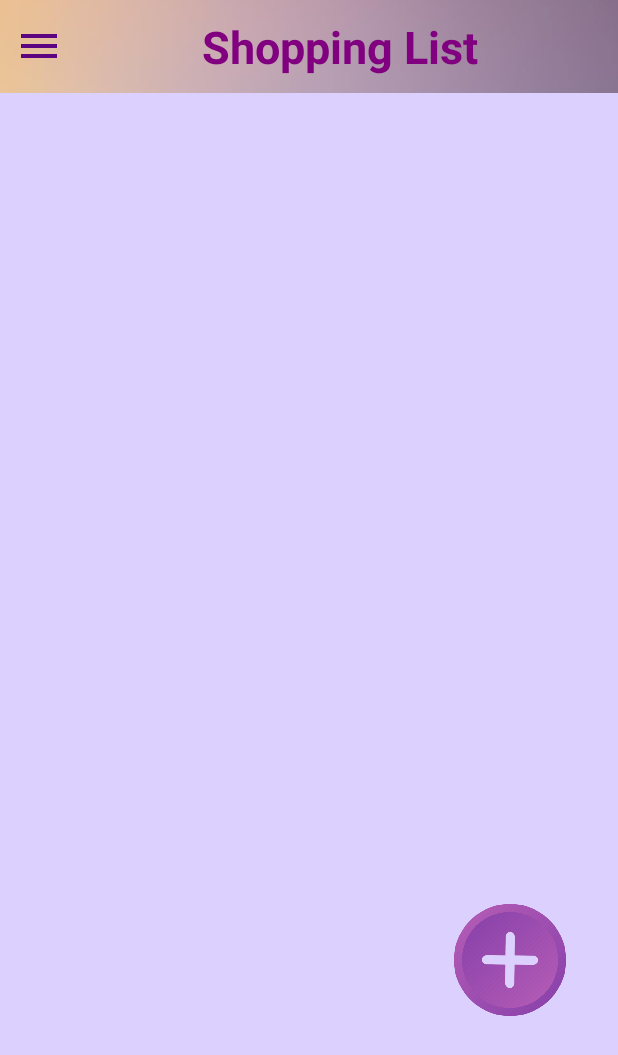
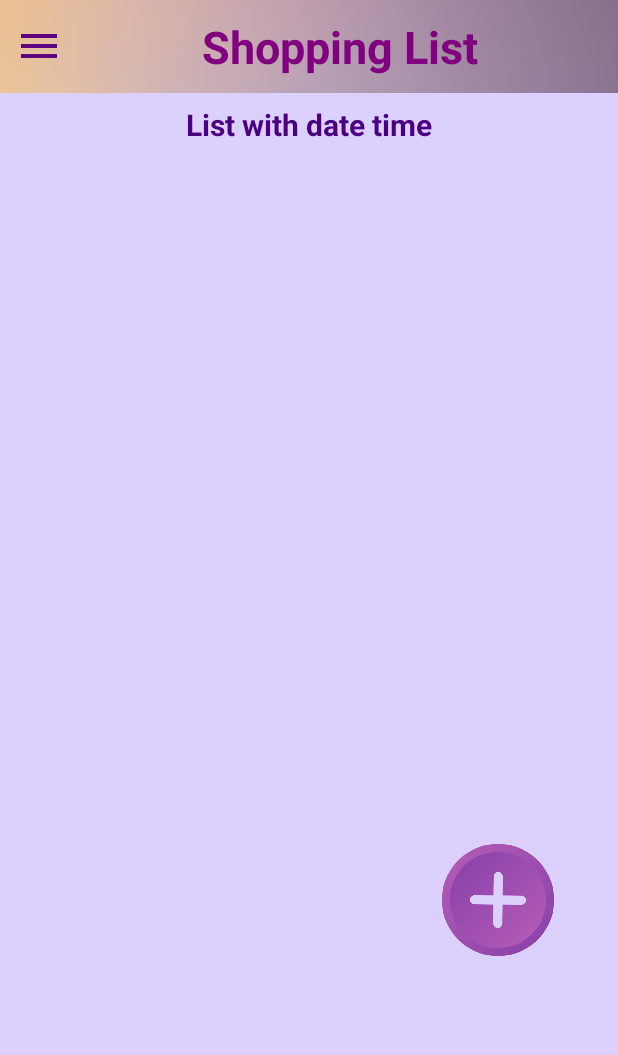
Before and after one commit to HidosBiancaSidonia/ShoppingListApp, an Android app: the ShoppingListActivity screen opened directly, with no data from a screen before it, on a phone screen of 412 x 824 dp. Shown: the top 1055 px of the screen. Run offline under Robolectric (Android 15) with nearby library versions, the phone set to English and light mode, and no system bars; 1 statement that could not run was skipped.

Commit message:
Added updates

```diff
--- a/app/src/main/AndroidManifest.xml
+++ b/app/src/main/AndroidManifest.xml
@@ -9,7 +9,7 @@
         android:roundIcon="@mipmap/icon_launcher_round"
         android:supportsRtl="true"
         android:theme="@style/Theme.ShoppingList">
-
+        <activity android:name="activity.ProductsActivity"></activity>
         <activity android:name="activity.ShoppingListActivity" />
         <activity android:name="activity.FirstActivity">
             <intent-filter>
--- a/app/src/main/java/activity/LogInActivity.java
+++ b/app/src/main/java/activity/LogInActivity.java
@@ -24,7 +24,7 @@ public class LogInActivity extends AppCompatActivity {
     private Button btn_login = null;
     private TextView tv_register = null;
 
-    private String name;
+    private Integer id_user;
 
     @Override
     protected void onCreate(Bundle savedInstanceState) {
@@ -46,7 +46,7 @@ public class LogInActivity extends AppCompatActivity {
         btn_login.setOnClickListener(v -> {
             if(verifyFromSQLite()){
                 Intent shoppingListIntent = new Intent(LogInActivity.this, ShoppingListActivity.class);
-                shoppingListIntent.putExtra("nameUser",name);
+                shoppingListIntent.putExtra("idUser",id_user.toString());
                 startActivity(shoppingListIntent);
             }
         });
@@ -68,7 +68,7 @@ public class LogInActivity extends AppCompatActivity {
                     for (User user : users) {
                         if (email.equals(user.getEmail()) && password.equals(user.getPassword())) {
                             verify = true;
-                            name = user.getName();
+                            id_user = user.getId();
                             break;
                         }
                     }
--- a/app/src/main/java/activity/RegisterActivity.java
+++ b/app/src/main/java/activity/RegisterActivity.java
@@ -47,6 +47,7 @@ public class RegisterActivity extends AppCompatActivity {
         btn_register.setOnClickListener(v -> {
            if(postDataToSQLite()){
                emptyInputEditText();
+               Toast.makeText(getApplicationContext(),"The sign up was successful!",Toast.LENGTH_SHORT).show();
            }
         });
     }
--- a/app/src/main/java/activity/ShoppingListActivity.java
+++ b/app/src/main/java/activity/ShoppingListActivity.java
@@ -1,14 +1,18 @@
 package activity;
 
+import android.annotation.SuppressLint;
 import android.app.Activity;
 import android.app.AlertDialog;
 import android.content.DialogInterface;
 import android.content.Intent;
 import android.os.Bundle;
 import android.view.View;
+import android.widget.AdapterView;
+import android.widget.ArrayAdapter;
 import android.widget.Button;
 import android.widget.ListView;
 import android.widget.TextView;
+import android.widget.Toast;
 
 import androidx.appcompat.app.AppCompatActivity;
 import androidx.core.view.GravityCompat;
@@ -16,30 +20,71 @@ import androidx.drawerlayout.widget.DrawerLayout;
 
 import com.dam.shoppinglist.R;
 
+import java.text.SimpleDateFormat;
+import java.util.ArrayList;
+import java.util.Calendar;
+import java.util.Date;
+import java.util.Locale;
+
+import database.DataBaseHelper;
+import model.List;
+
 public class ShoppingListActivity extends AppCompatActivity {
 
-    TextView name_usr;
-    DrawerLayout drawerLayout;
-    Button add_button;
-    ListView listView;
+    private TextView name_usr;
+    private DrawerLayout drawerLayout;
+    private ListView listView;
+    private ArrayAdapter<String> mAdapter;
+    private DataBaseHelper db = null;
+    private Integer idUser;
 
     @Override
     protected void onCreate(Bundle savedInstanceState) {
         super.onCreate(savedInstanceState);
         setContentView(R.layout.activity_shopping_list);
 
+        db = new DataBaseHelper(ShoppingListActivity.this);
+
         name_usr = (TextView)findViewById(R.id.name_user);
         Intent myIntent = getIntent();
-        String nameUser = myIntent.getStringExtra("nameUser");
-        name_usr.setText(nameUser);
+        idUser = Integer.parseInt(myIntent.getStringExtra("idUser"));
 
-        System.out.println(nameUser);
+
+        name_usr.setText(db.findNameUser(idUser));
 
         drawerLayout = (DrawerLayout)findViewById(R.id.drawer_layout);
-
-        add_button = (Button)findViewById(R.id.add_btn);
         listView = (ListView)findViewById(R.id.listView_lv);
 
+        loadLists();
+    }
+
+    private void loadLists() {
+        ArrayList<List> lists = db.getAllLists();
+        ArrayList<String> listsDate = new ArrayList<String>() ;
+
+        for (List list:lists) {
+            if(list.getId_user_Fk().equals(idUser)) {
+                listsDate.add(list.getDate());
+            }
+        }
+
+        if(mAdapter==null){
+            mAdapter=new ArrayAdapter<String>(this,android.R.layout.simple_list_item_1,listsDate);
+            listView.setAdapter(mAdapter);
+            listView.setOnItemClickListener(new AdapterView.OnItemClickListener() {
+                @Override
+                public void onItemClick(AdapterView<?> parent, View view, int position, long id) {
+                    Intent productListIntent = new Intent(ShoppingListActivity.this, ProductsActivity.class);
+                    productListIntent.putExtra("idList",db.findIdList(listsDate.get(position)).toString());
+                    startActivity(productListIntent);
+                }
+            });
+        }
+        else{
+            mAdapter.clear();
+            mAdapter.addAll(listsDate);
+            mAdapter.notifyDataSetChanged();
+        }
     }
 
     public void ClickMenu(View view){
@@ -55,10 +100,6 @@ public class ShoppingListActivity extends AppCompatActivity {
         if(drawerLayout1.isDrawerOpen(GravityCompat.START)){
             drawerLayout1.closeDrawer(GravityCompat.START);
         }
-    }
-
-    public void ClickShoppingList(View view){
-        recreate();
     }
 
     public void ClickLogOut(View view){
@@ -98,4 +139,32 @@ public class ShoppingListActivity extends AppCompatActivity {
         super.onPause();
         closeDrawer(drawerLayout);
     }
+
+    public void ClickAdd(View view) {
+        addListToSQLite();
+    }
+
+    private void addListToSQLite(){
+        @SuppressLint("SimpleDateFormat") String date = new SimpleDateFormat("yyyy-MM-dd HH:mm:ss").format(Calendar.getInstance().getTime());
+        boolean verify;
+        List list = new List(date,idUser);
+        db.addList(list);
+        loadLists();
+    }
+
+    public void Click_DeleteList(View view) {
+
+        TextView dateTextView = (TextView)findViewById(R.id.list_date);
+        String date = String.valueOf(dateTextView.getText());
+        ArrayList<List> lists = db.getAllLists();
+        int id_list = 0;
+        for (List list:lists) {
+            if(list.getDate().equals(date)) {
+                id_list = list.getId_list();
+            }
+        }
+
+        db.deleteList(id_list);
+        loadLists();
+    }
 }
--- a/app/src/main/res/layout/activity_shopping_list.xml
+++ b/app/src/main/res/layout/activity_shopping_list.xml
@@ -13,30 +13,34 @@
         android:orientation="vertical"
         android:background="@color/purple">
 
-
         <include
             layout="@layout/main_toolbar"/>
 
+        <TextView
+            android:layout_width="match_parent"
+            android:layout_height="25dp"
+            android:layout_alignParentStart="true"
+            android:layout_marginTop="69dp"
+            android:text="@string/list_with_date_time"
+            android:textStyle="bold"
+            android:textColor="@color/indigo"
+            android:textSize="20sp"
+            android:gravity="top|center"/>
         <ListView
-            android:layout_marginTop="90dp"
+            android:layout_marginTop="100dp"
             android:layout_width="410dp"
-            android:layout_height="500dp"
-            android:id="@+id/listView_lv"/>
+            android:layout_height="470dp"
+            android:id="@+id/listView_lv"
+            android:choiceMode="singleChoice"/>
 
         <ImageView
             android:layout_width="100dp"
             android:layout_height="80dp"
-            android:layout_marginStart="290dp"
-            android:layout_marginTop="600dp"
-            android:src="@drawable/add" />
-        <Button
-            android:layout_width="60dp"
-            android:layout_height="60dp"
-            android:layout_marginStart="310dp"
-            android:layout_marginTop="610dp"
-            android:alpha="0.0"
-            android:id="@+id/add_btn"/>
-
+            android:layout_marginTop="560dp"
+            android:src="@drawable/add"
+            android:onClick="ClickAdd"
+            android:layout_marginEnd="30dp"
+            android:layout_alignParentEnd="true"/>
 
     </RelativeLayout>
 
--- a/app/src/main/res/values/colors.xml
+++ b/app/src/main/res/values/colors.xml
@@ -8,4 +8,5 @@
     <color name="black">#FF000000</color>
     <color name="white">#FFFFFFFF</color>
     <color name="purple">#dcd0ff</color>
+    <color name="indigo">#4B0082</color>
 </resources>
--- a/app/src/main/res/values/strings.xml
+++ b/app/src/main/res/values/strings.xml
@@ -22,4 +22,8 @@
     <string name="menu_home">Home</string>
     <string name="menu_gallery">Gallery</string>
     <string name="menu_slideshow">Slideshow</string>
+    <string name="list_with_date_time">List with date time</string>
+    <string name="product">Product</string>
+    <string name="number">Number</string>
+    <string name="add_product">add product</string>
 </resources>
```
Also changed, not shown: app/src/main/java/activity/ProductsActivity.java (added, +90 -0 lines), app/src/main/java/database/DataBaseHelper.java (+205 -24 lines), app/src/main/java/model/List.java (+38 -0 lines), app/src/main/java/model/ListProduct.java (added, +53 -0 lines), app/src/main/java/model/User.java (+8 -0 lines), app/src/main/java/util/NumberXProduct.java (added, +27 -0 lines), app/src/main/res/layout/activity_products.xml (added, +76 -0 lines), app/src/main/res/layout/main_nav_drawer.xml (+0 -22 lines), app/src/main/res/layout/main_toolbar_products.xml (added, +20 -0 lines), app/src/main/res/layout/row.xml (added, +15 -0 lines), app/src/main/res/drawable-v24/add_product.png (added).
